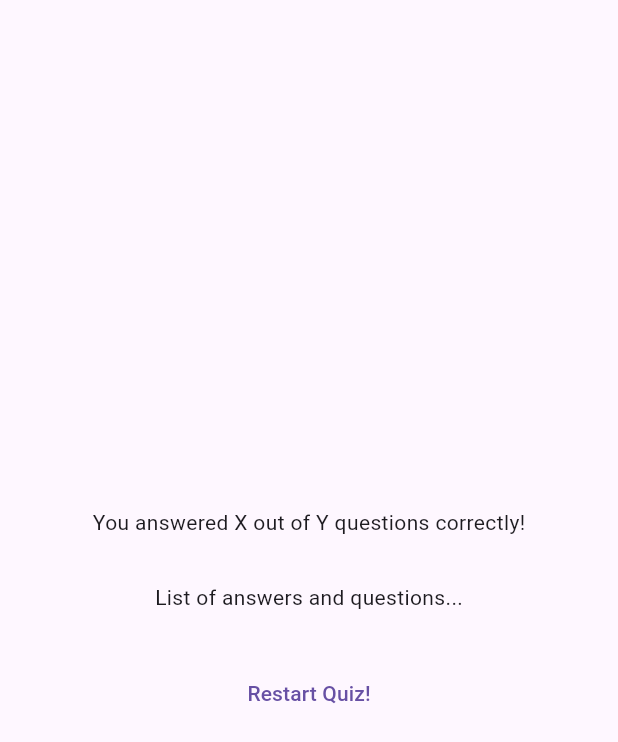
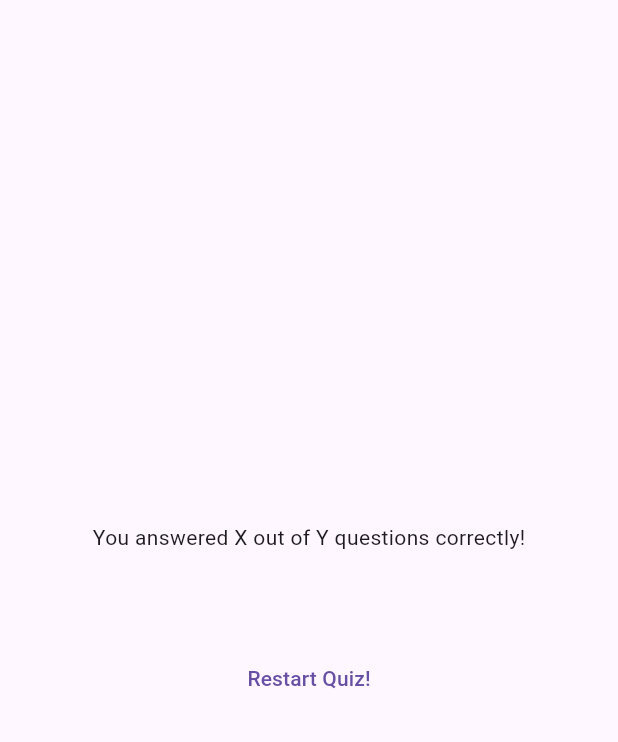
Before and after one commit to Tharani404/Quize_app_using_flutter, a Flutter app: the ResultsScreen widget shown alone on an empty page, opened directly with empty values, on a phone screen of 412 x 824 dp. Shown: the top 742 px of the screen. Run offline on Flutter 3.47's test engine with Material 3 defaults, Android fonts, the phone set to English and light mode, and no system bars; our stand-ins replace google_fonts.

Commit message:
displaying user answer and correct answer

```diff
--- a/lib/quize.dart
+++ b/lib/quize.dart
@@ -40,6 +40,7 @@ class _QuizeState extends State<Quize> { // "_" in private
 
     if (selectedAnswers.length == questions.length) {
       setState(() {
+        // selectedAnswers = [];
         activeScreen = 'results-screen';
       });
     }
@@ -60,7 +61,9 @@ class _QuizeState extends State<Quize> { // "_" in private
     }
 
     if (activeScreen == 'results-screen') {
-      screenWidget = ResultsScreen(chosenAnswers: selectedAnswers,);
+      screenWidget = ResultsScreen(
+        chosenAnswers: selectedAnswers,
+      );
     }
 
     return MaterialApp(
--- a/lib/results_screen.dart
+++ b/lib/results_screen.dart
@@ -1,6 +1,7 @@
-import 'package:flutter/foundation.dart';
+// import 'package:flutter/foundation.dart';
 import 'package:flutter/material.dart';
 import 'package:quize_app/data/questions.dart';
+import 'package:quize_app/questions_summary.dart';
 
 class ResultsScreen extends StatelessWidget {
   const ResultsScreen({super.key, required this.chosenAnswers});
@@ -38,7 +39,7 @@ class ResultsScreen extends StatelessWidget {
             const SizedBox(
               height: 30,
             ),
-            const Text('List of answers and questions...'),
+            QuestionsSummary(getSummaryData()),
             const SizedBox(
               height: 30,
             ),
```
Also changed, not shown: lib/questions_summary.dart (+9 -1 lines).
